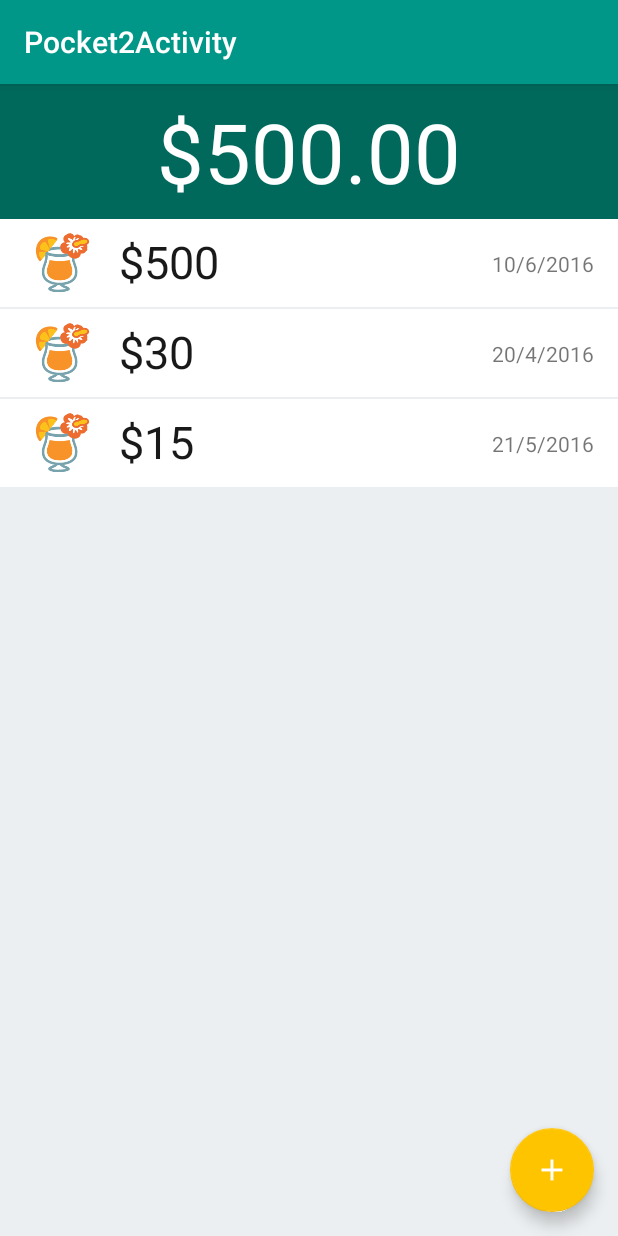
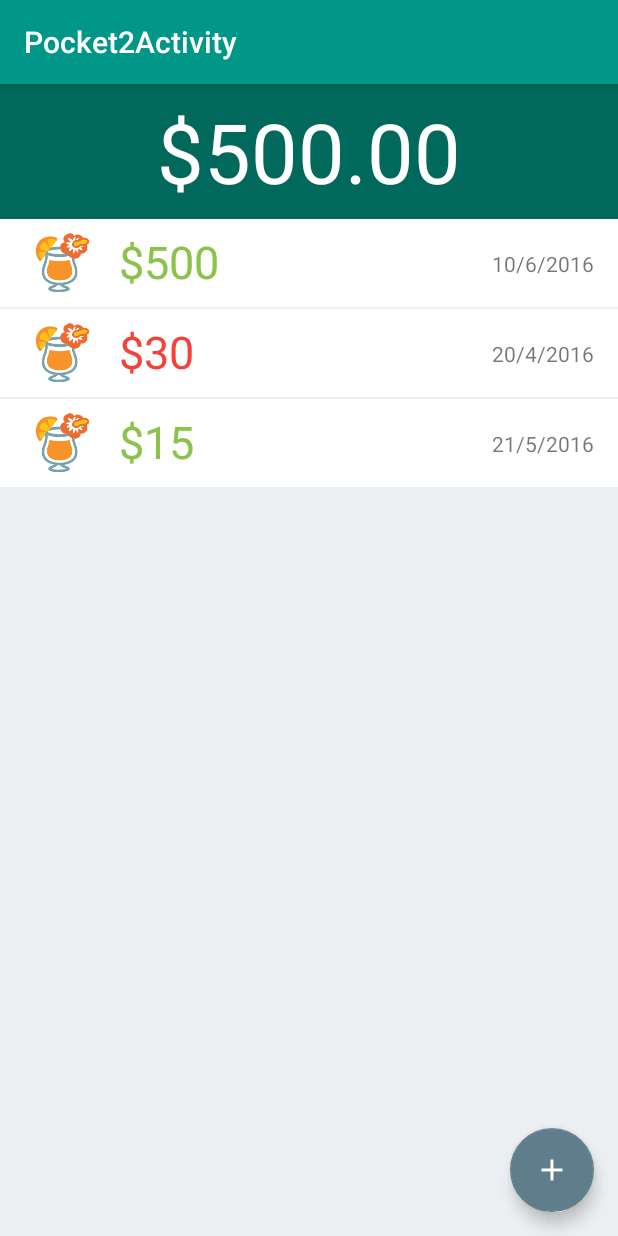
Before and after one commit to danifujii/Coute, an Android app: the PocketActivity screen opened directly, with no data from a screen before it, on a phone screen of 412 x 824 dp. Run offline under Robolectric (Android 15) with nearby library versions, the phone set to English and light mode, and no system bars; 2 statements that could not run were skipped.

Commit message:
Agregados colores de Income/Expense.

```diff
--- a/app/src/main/java/com/example/daniel/projectnutella/PocketActivity.java
+++ b/app/src/main/java/com/example/daniel/projectnutella/PocketActivity.java
@@ -44,7 +44,7 @@ public class PocketActivity extends AppCompatActivity {
 
         List<Transaction> testList = new ArrayList<>();
         testList.add(new Transaction("$500","10/6/2016",0,0,true));
-        testList.add(new Transaction("$30","20/4/2016",0,0,true));
+        testList.add(new Transaction("$30","20/4/2016",0,0,false));
         testList.add(new Transaction("$15","21/5/2016",0,0,true));
 
         RecyclerView rv = (RecyclerView) findViewById(R.id.history_recycler_view);
--- a/app/src/main/java/com/example/daniel/projectnutella/adapter/TransactionAdapter.java
+++ b/app/src/main/java/com/example/daniel/projectnutella/adapter/TransactionAdapter.java
@@ -1,5 +1,6 @@
 package com.example.daniel.projectnutella.adapter;
 
+import android.support.v4.content.ContextCompat;
 import android.support.v7.widget.RecyclerView;
 import android.view.LayoutInflater;
 import android.view.View;
@@ -32,6 +33,9 @@ public class TransactionAdapter extends RecyclerView.Adapter<TransactionAdapter.
     public void onBindViewHolder(TransactionViewHolder holder, int position) {
         Transaction t = transactionList.get(position);
         holder.amountTv.setText(t.getAmount());
+        if (t.getIsIncome() == true)
+            holder.amountTv.setTextColor(ContextCompat.getColor(holder.amountTv.getContext(),R.color.colorIncome));
+        else holder.amountTv.setTextColor(ContextCompat.getColor(holder.amountTv.getContext(),R.color.colorExpense));
         holder.dateTv.setText(t.getDate());
     }
 
--- a/app/src/main/res/values/colors.xml
+++ b/app/src/main/res/values/colors.xml
@@ -2,8 +2,10 @@
 <resources>
     <color name="colorPrimary">#009688</color>
     <color name="colorPrimaryDark">#00695C</color>
-    <color name="colorAccent">#FFC400</color>
+    <color name="colorAccent">#607D8B</color>
     <color name="colorWhite">#FFFFFF</color>
     <color name="colorBGGray">#ECEFF1</color>
     <color name="colorBlack">#191919</color>
+    <color name="colorExpense">#F44336</color>
+    <color name="colorIncome">#8BC34A</color>
 </resources>
```
